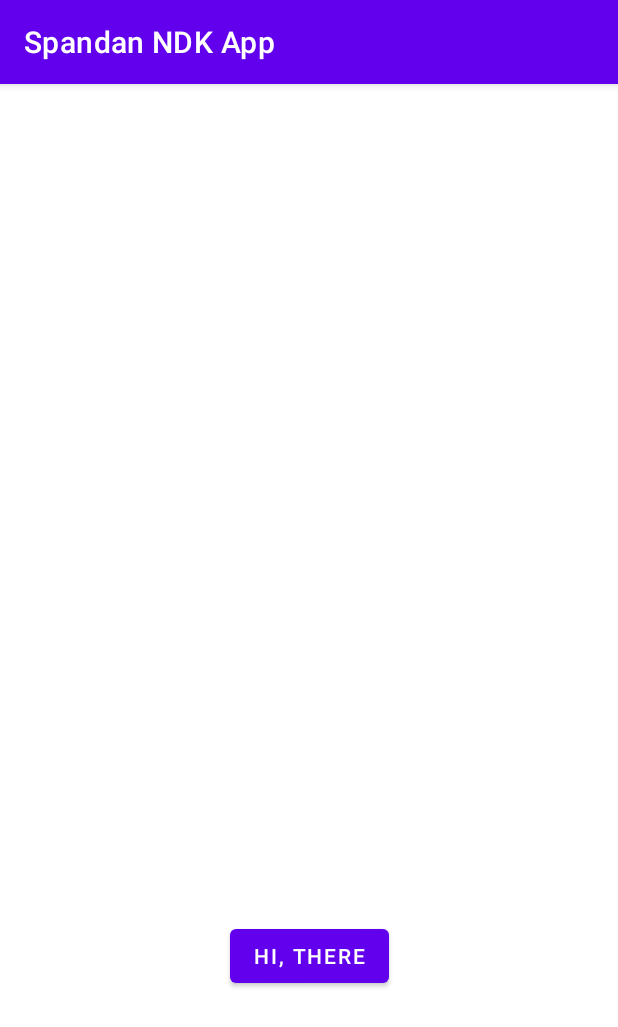
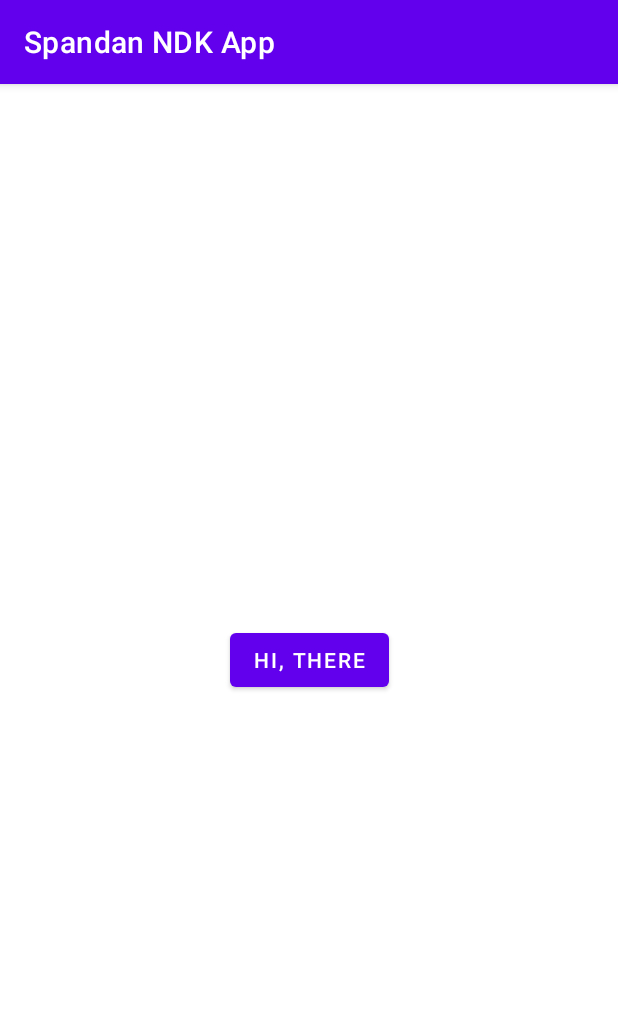
Before and after one commit to spandan1460/My-first-native-app, an Android app: the screen it shows after launch (MainActivity), on a phone screen of 412 x 824 dp. Shown: the top 1027 px of the screen. Run offline under Robolectric (Android 15) with nearby library versions, the phone set to English and light mode, and no system bars; 2 statements that could not run were skipped.

Commit message:
Update activity_main.xml

```diff
--- a/app/src/main/res/layout/activity_main.xml
+++ b/app/src/main/res/layout/activity_main.xml
@@ -10,7 +10,6 @@
         android:id="@+id/sample_text"
         android:layout_width="wrap_content"
         android:layout_height="wrap_content"
-        app:layout_constraintBottom_toBottomOf="parent"
         app:layout_constraintLeft_toLeftOf="parent"
         app:layout_constraintRight_toRightOf="parent"
         app:layout_constraintTop_toTopOf="parent" />
@@ -24,6 +23,6 @@
         app:layout_constraintBottom_toBottomOf="parent"
         app:layout_constraintEnd_toEndOf="parent"
         app:layout_constraintStart_toStartOf="parent"
-        app:layout_constraintTop_toBottomOf="@+id/sample_text" />
+        app:layout_constraintTop_toTopOf="parent" />
 
 </androidx.constraintlayout.widget.ConstraintLayout>
```
